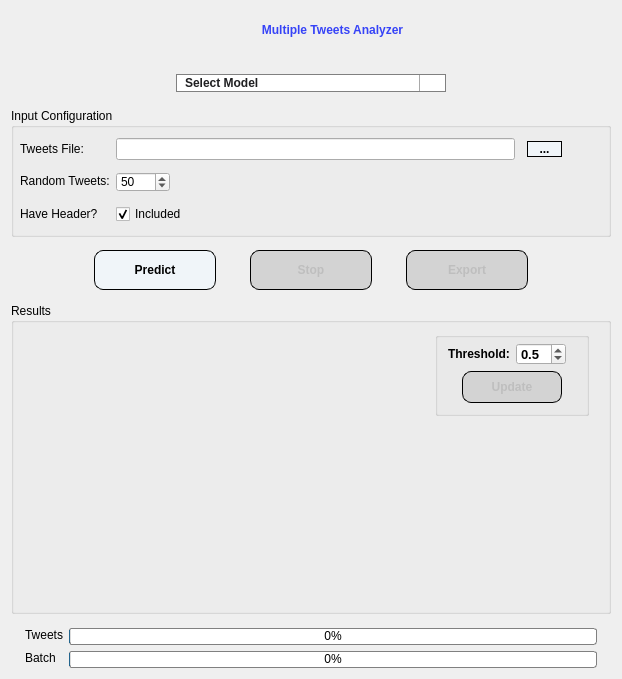
OrCo27/TwitterBotDetection, file gui/MultipleAnalyzer.ui: the form before one commit.
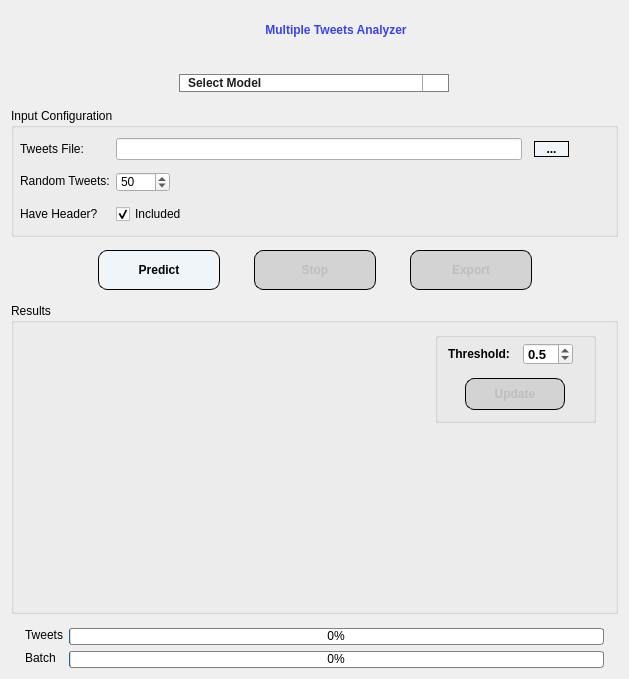
The form after the commit. Icons and pictures are not drawn.

Commit message: change threshold position in gui

What changed in the file:
```diff
--- a/gui/MultipleAnalyzer.ui
+++ b/gui/MultipleAnalyzer.ui
@@ -703,6 +703,9 @@
            <item>
             <widget class="QGroupBox" name="verticalGroupBox_5">
              <layout class="QVBoxLayout" name="verticalLayout_6">
+              <property name="spacing">
+               <number>13</number>
+              </property>
               <property name="leftMargin">
                <number>10</number>
               </property>
```
The commit also changes 2 other files.
